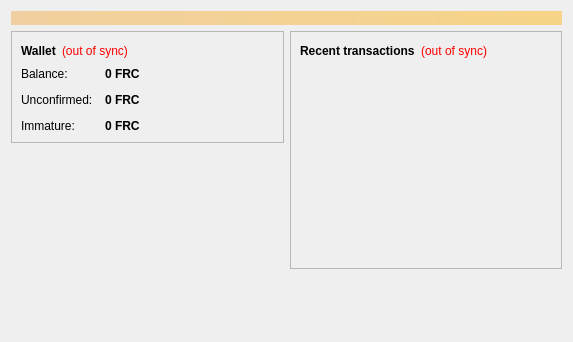
fircon/barcoin, file src/qt/forms/overviewpage.ui: the form before one commit.
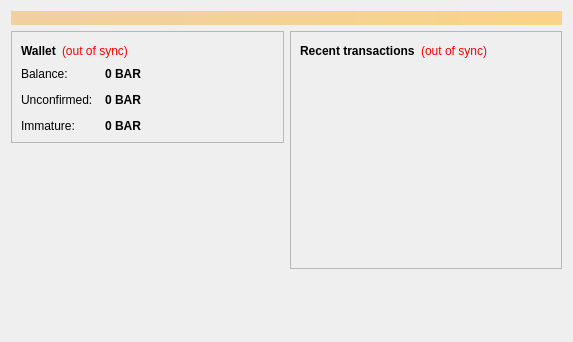
The form after the commit.

```diff
--- a/src/qt/forms/overviewpage.ui
+++ b/src/qt/forms/overviewpage.ui
@@ -122,7 +122,7 @@
                <string>Your current balance</string>
               </property>
               <property name="text">
-               <string notr="true">0 FRC</string>
+               <string notr="true">0 BAR</string>
               </property>
               <property name="textInteractionFlags">
                <set>Qt::LinksAccessibleByMouse|Qt::TextSelectableByKeyboard|Qt::TextSelectableByMouse</set>
@@ -151,7 +151,7 @@
                <string>Total of transactions that have yet to be confirmed, and do not yet count toward the current balance</string>
               </property>
               <property name="text">
-               <string notr="true">0 FRC</string>
+               <string notr="true">0 BAR</string>
               </property>
               <property name="textInteractionFlags">
                <set>Qt::LinksAccessibleByMouse|Qt::TextSelectableByKeyboard|Qt::TextSelectableByMouse</set>
@@ -177,7 +177,7 @@
                <string>Mined balance that has not yet matured</string>
               </property>
               <property name="text">
-               <string notr="true">0 FRC</string>
+               <string notr="true">0 BAR</string>
               </property>
               <property name="textInteractionFlags">
                <set>Qt::LinksAccessibleByMouse|Qt::TextSelectableByKeyboard|Qt::TextSelectableByMouse</set>
```
Left out of the diff: 4 changed lines with no effect on the pictures.
